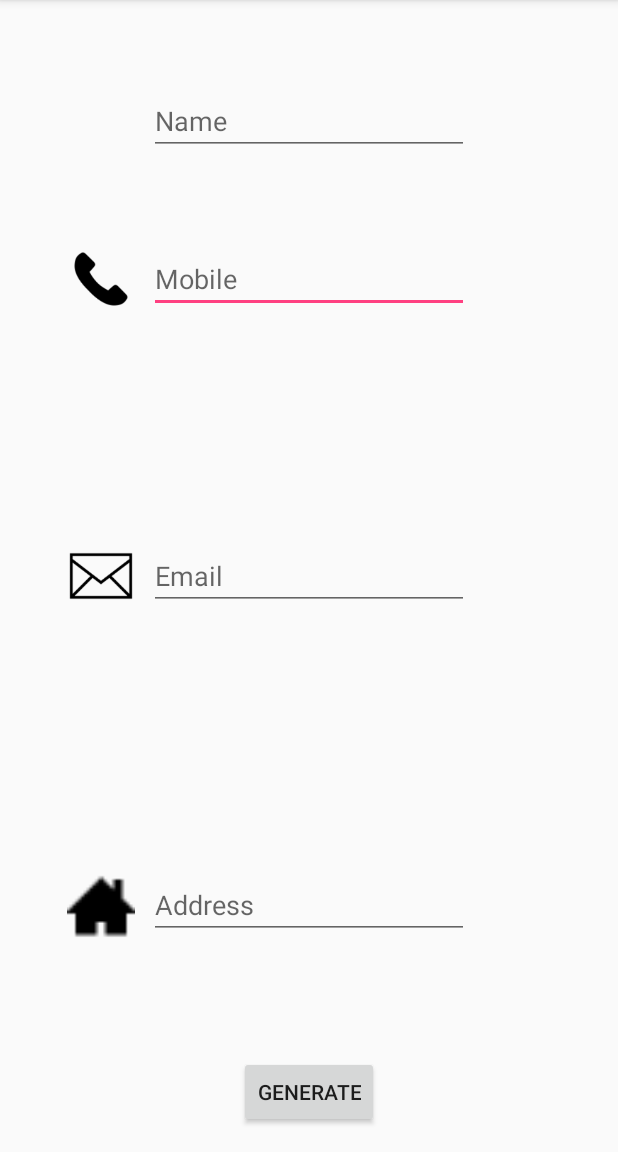
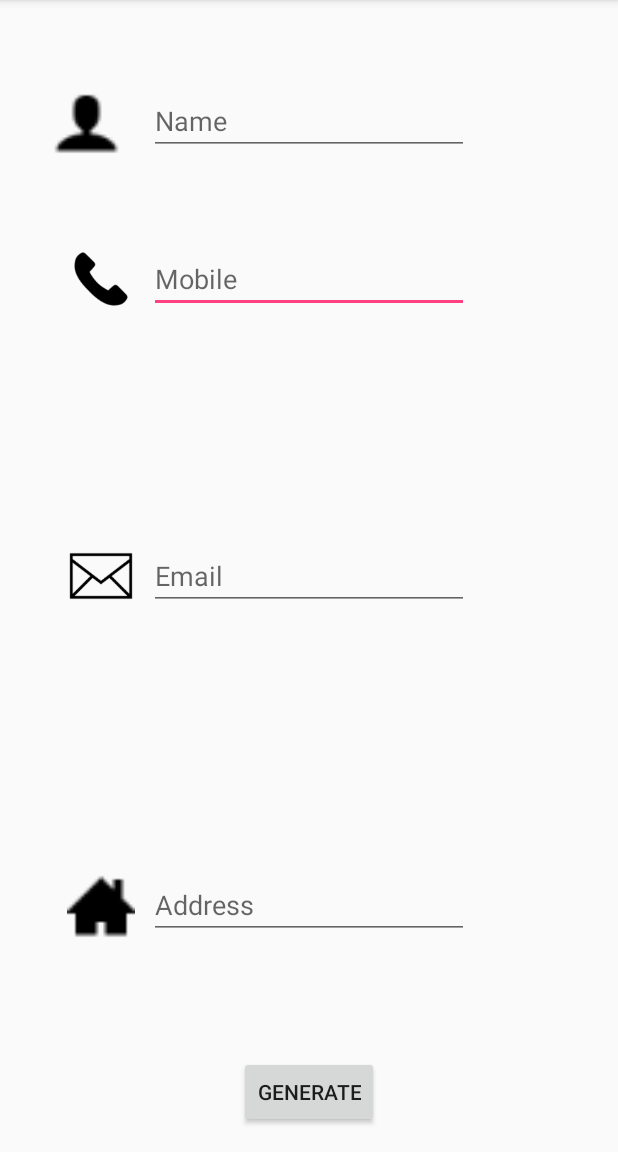
Before and after one commit to cheabhak/E-Contact, an Android app: the PersonalActivity screen opened directly, with no data from a screen before it, on a phone screen of 412 x 824 dp, the part 84-1236 px from its top. Run offline under Robolectric (Android 15) with nearby library versions, the phone set to English and light mode, and no system bars; libraries missing offline, so code that uses them is left out: net.glxn.qrgen; 6 statements that could not run were skipped.

```diff
--- a/app/src/main/res/layout/activity_personal.xml
+++ b/app/src/main/res/layout/activity_personal.xml
@@ -70,7 +70,8 @@
         android:layout_alignBottom="@+id/mailPEditText"
         android:layout_toStartOf="@+id/mailPEditText"
         android:src="@mipmap/mail"
-        android:layout_alignTop="@+id/mailPEditText" />
+        android:layout_alignTop="@+id/mailPEditText"
+        android:contentDescription="@string/name" />
 
     <ImageView
         android:layout_width="wrap_content"
@@ -94,4 +95,16 @@
         android:layout_alignLeft="@+id/imageView2"
         android:layout_alignStart="@+id/imageView2" />
 
+    <ImageView
+        android:layout_width="wrap_content"
+        android:layout_height="wrap_content"
+        android:id="@+id/imageView4"
+        android:src="@mipmap/user"
+        android:layout_alignTop="@+id/nameEditText"
+        android:layout_alignParentLeft="true"
+        android:layout_alignParentStart="true"
+        android:layout_alignRight="@+id/imageView"
+        android:layout_alignEnd="@+id/imageView"
+        android:layout_above="@+id/phonePEditText" />
+
 </RelativeLayout>
--- /dev/null
+++ b/app/src/main/res/values-w820dp/strings.xml
@@ -0,0 +1,4 @@
+<?xml version="1.0" encoding="utf-8"?>
+<resources>
+    <string name="name">Name</string>
+</resources>
--- a/app/src/main/res/values/strings.xml
+++ b/app/src/main/res/values/strings.xml
@@ -1,4 +1,5 @@
 <resources>
     <string name="app_name">E-Contact</string>
     <string name="ly_cheabhak">LY Cheabhak</string>
+    <string name="name">Name</string>
 </resources>
```
Also changed, not shown: app/src/main/AndroidManifest.xml (+4 -3 lines), app/src/main/java/com/lycheabhak/e_contact/CameraScanActivity.java (added, +76 -0 lines), app/src/main/java/com/lycheabhak/e_contact/MainActivity.java (+14 -61 lines), app/src/main/res/layout/activity_camera_scan.xml (added, +13 -0 lines), app/src/main/res/layout/activity_main.xml (+17 -16 lines), app/src/main/res/mipmap-xhdpi/user.png (added).
